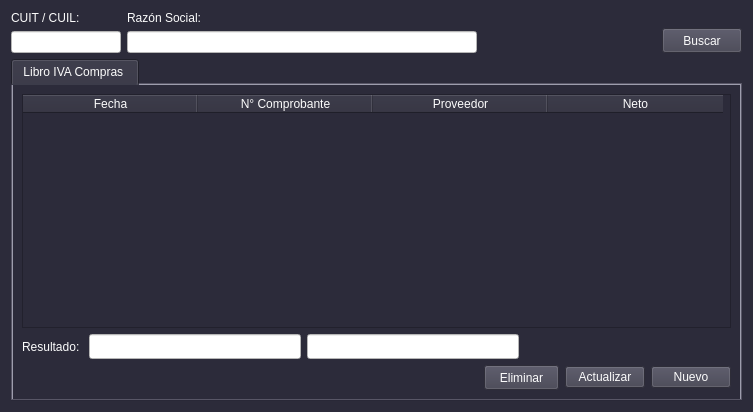
First picture: the form in form_libro_iva_compras.ui, repository lriccombene/sgc1, before the edit.
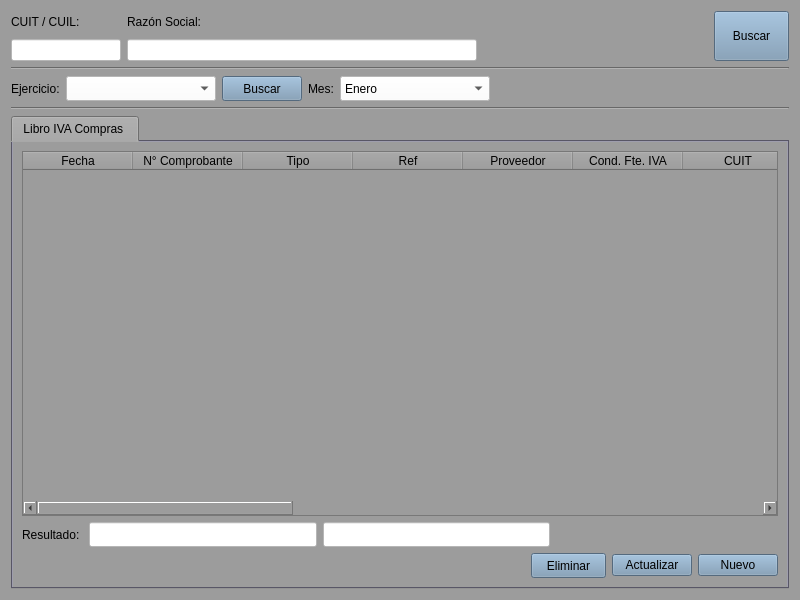
Second picture: the form after the edit.

```diff
--- a/form_libro_iva_compras.ui
+++ b/form_libro_iva_compras.ui
@@ -6,22 +6,34 @@
    <rect>
     <x>0</x>
     <y>0</y>
-    <width>753</width>
-    <height>412</height>
+    <width>800</width>
+    <height>600</height>
    </rect>
   </property>
+  <property name="minimumSize">
+   <size>
+    <width>800</width>
+    <height>600</height>
+   </size>
+  </property>
+  <property name="maximumSize">
+   <size>
+    <width>1920</width>
+    <height>1080</height>
+   </size>
+  </property>
   <property name="windowTitle">
    <string>Libro IVA Compras</string>
   </property>
   <property name="styleSheet">
-   <string notr="true">color: rgb(3, 3, 3);
-background-color: rgb(44, 43, 58);
-font: 10pt &quot;Liberation Sans&quot;;
-color: rgb(252, 252, 252);
-selection-background-color: rgb(155, 155, 185);</string>
+   <string notr="true">font: 10pt &quot;Liberation Sans&quot;;
+color: rgb(0, 0, 0);
+background-color: rgb(156, 156, 156);
+selection-background-color: rgb(164, 190, 221);
+selection-color: rgb(0, 0, 0);</string>
   </property>
   <layout class="QGridLayout" name="gridLayout_2">
-   <item row="0" column="0">
+   <item row="0" column="0" colspan="2">
     <layout class="QHBoxLayout" name="horizontalLayout_15">
      <item>
       <layout class="QVBoxLayout" name="verticalLayout_2">
@@ -105,6 +117,65 @@
       <widget class="QPushButton" name="btn_buscar">
        <property name="minimumSize">
         <size>
+         <width>75</width>
+         <height>50</height>
+        </size>
+       </property>
+       <property name="maximumSize">
+        <size>
+         <width>75</width>
+         <height>50</height>
+        </size>
+       </property>
+       <property name="styleSheet">
+        <string notr="true">background-color: rgb(119, 149, 177)</string>
+       </property>
+       <property name="text">
+        <string>Buscar</string>
+       </property>
+      </widget>
+     </item>
+    </layout>
+   </item>
+   <item row="1" column="0" colspan="2">
+    <widget class="Line" name="line">
+     <property name="orientation">
+      <enum>Qt::Horizontal</enum>
+     </property>
+    </widget>
+   </item>
+   <item row="2" column="0">
+    <layout class="QHBoxLayout" name="horizontalLayout_3">
+     <item>
+      <widget class="QLabel" name="label_2">
+       <property name="text">
+        <string>Ejercicio:</string>
+       </property>
+      </widget>
+     </item>
+     <item>
+      <widget class="QComboBox" name="cbx_ejercicio">
+       <property name="minimumSize">
+        <size>
+         <width>150</width>
+         <height>25</height>
+        </size>
+       </property>
+       <property name="maximumSize">
+        <size>
+         <width>150</width>
+         <height>25</height>
+        </size>
+       </property>
+       <property name="styleSheet">
+        <string notr="true">background-color: rgb(255, 255, 255);</string>
+       </property>
+      </widget>
+     </item>
+     <item>
+      <widget class="QPushButton" name="btn_buscar_2">
+       <property name="minimumSize">
+        <size>
          <width>0</width>
          <height>25</height>
         </size>
@@ -116,7 +187,7 @@
         </size>
        </property>
        <property name="styleSheet">
-        <string notr="true">background-color: rgb(64, 63, 78);</string>
+        <string notr="true">background-color: rgb(119, 149, 177)</string>
        </property>
        <property name="text">
         <string>Buscar</string>
@@ -125,7 +196,121 @@
      </item>
     </layout>
    </item>
-   <item row="1" column="0">
+   <item row="2" column="1">
+    <layout class="QHBoxLayout" name="horizontalLayout_5">
+     <item>
+      <layout class="QHBoxLayout" name="horizontalLayout_2">
+       <item>
+        <widget class="QLabel" name="label">
+         <property name="text">
+          <string>Mes:</string>
+         </property>
+        </widget>
+       </item>
+       <item>
+        <widget class="QComboBox" name="cbx_mes">
+         <property name="minimumSize">
+          <size>
+           <width>150</width>
+           <height>25</height>
+          </size>
+         </property>
+         <property name="maximumSize">
+          <size>
+           <width>150</width>
+           <height>25</height>
+          </size>
+         </property>
+         <property name="styleSheet">
+          <string notr="true">background-color: rgb(255, 255, 255);</string>
+         </property>
+         <item>
+          <property name="text">
+           <string>Enero</string>
+          </property>
+         </item>
+         <item>
+          <property name="text">
+           <string>Febrero</string>
+          </property>
+         </item>
+         <item>
+          <property name="text">
+           <string>Marzo</string>
+          </property>
+         </item>
+         <item>
+          <property name="text">
+           <string>Abril</string>
+          </property>
+         </item>
+         <item>
+          <property name="text">
+           <string>Mayo</string>
+          </property>
+         </item>
+         <item>
+          <property name="text">
+           <string>Junio</string>
+          </property>
+         </item>
+         <item>
+          <property name="text">
+           <string>Julio</string>
+          </property>
+         </item>
+         <item>
+          <property name="text">
+           <string>Agosto</string>
+          </property>
+         </item>
+         <item>
+          <property name="text">
+           <string>Septiembre</string>
+          </property>
+         </item>
+         <item>
+          <property name="text">
+           <string>Octubre</string>
+          </property>
+         </item>
+         <item>
+          <property name="text">
+           <string>Noviembre</string>
+          </property>
+         </item>
+         <item>
+          <property name="text">
+           <string>Diciembre</string>
+          </property>
+         </item>
+        </widget>
+       </item>
+       <item>
+        <spacer name="horizontalSpacer_3">
+         <property name="orientation">
+          <enum>Qt::Horizontal</enum>
+         </property>
+         <property name="sizeHint" stdset="0">
+          <size>
+           <width>40</width>
+           <height>20</height>
+          </size>
+         </property>
+        </spacer>
+       </item>
+      </layout>
+     </item>
+    </layout>
+   </item>
+   <item row="3" column="0" colspan="2">
+    <widget class="Line" name="line_2">
+     <property name="orientation">
+      <enum>Qt::Horizontal</enum>
+     </property>
+    </widget>
+   </item>
+   <item row="4" column="0" colspan="2">
     <widget class="QTabWidget" name="tabWidget">
      <property name="styleSheet">
       <string notr="true">QTabWidget{
@@ -150,11 +335,14 @@
       <layout class="QGridLayout" name="gridLayout">
        <item row="0" column="0">
         <widget class="QTableWidget" name="tw_compras">
+         <property name="styleSheet">
+          <string notr="true">font: 9pt &quot;Liberation Sans&quot;;</string>
+         </property>
          <property name="selectionBehavior">
           <enum>QAbstractItemView::SelectRows</enum>
          </property>
          <attribute name="horizontalHeaderDefaultSectionSize">
-          <number>175</number>
+          <number>110</number>
          </attribute>
          <column>
           <property name="text">
@@ -166,6 +354,16 @@
            <string>N° Comprobante</string>
           </property>
          </column>
+         <column>
+          <property name="text">
+           <string>Tipo</string>
+          </property>
+         </column>
+         <column>
+          <property name="text">
+           <string>Ref</string>
+          </property>
+         </column>
          <column>
           <property name="text">
            <string>Proveedor</string>
@@ -173,7 +371,62 @@
          </column>
          <column>
           <property name="text">
-           <string>Neto</string>
+           <string>Cond. Fte. IVA</string>
+          </property>
+         </column>
+         <column>
+          <property name="text">
+           <string>CUIT</string>
+          </property>
+         </column>
+         <column>
+          <property name="text">
+           <string>10,5%</string>
+          </property>
+         </column>
+         <column>
+          <property name="text">
+           <string>21%</string>
+          </property>
+         </column>
+         <column>
+          <property name="text">
+           <string>27%</string>
+          </property>
+         </column>
+         <column>
+          <property name="text">
+           <string>MONOTRIBUTO</string>
+          </property>
+         </column>
+         <column>
+          <property name="text">
+           <string>No Grav./Op Exentas</string>
+          </property>
+         </column>
+         <column>
+          <property name="text">
+           <string>IVA</string>
+          </property>
+         </column>
+         <column>
+          <property name="text">
+           <string>Percep. IIBB</string>
+          </property>
+         </column>
+         <column>
+          <property name="text">
+           <string>Imp. Gasoil</string>
+          </property>
+         </column>
+         <column>
+          <property name="text">
+           <string>Percep. IVA</string>
+          </property>
+         </column>
+         <column>
+          <property name="text">
+           <string>TOTAL</string>
           </property>
          </column>
         </widget>
@@ -264,7 +517,7 @@
             </size>
            </property>
            <property name="styleSheet">
-            <string notr="true">background-color: rgb(64, 63, 78);</string>
+            <string notr="true">background-color: rgb(119, 149, 177)</string>
            </property>
            <property name="text">
             <string>Eliminar</string>
@@ -274,7 +527,7 @@
          <item alignment="Qt::AlignRight">
           <widget class="QPushButton" name="btn_modificar">
            <property name="styleSheet">
-            <string notr="true">background-color: rgb(64, 63, 78);</string>
+            <string notr="true">background-color: rgb(119, 149, 177)</string>
            </property>
            <property name="text">
             <string>Actualizar</string>
@@ -284,7 +537,7 @@
          <item alignment="Qt::AlignRight">
           <widget class="QPushButton" name="btn_nuevo">
            <property name="styleSheet">
-            <string notr="true">background-color: rgb(64, 63, 78);</string>
+            <string notr="true">background-color: rgb(119, 149, 177)</string>
            </property>
            <property name="text">
             <string>Nuevo</string>
```
Left out of the diff: 9 changed lines with no effect on the pictures.
